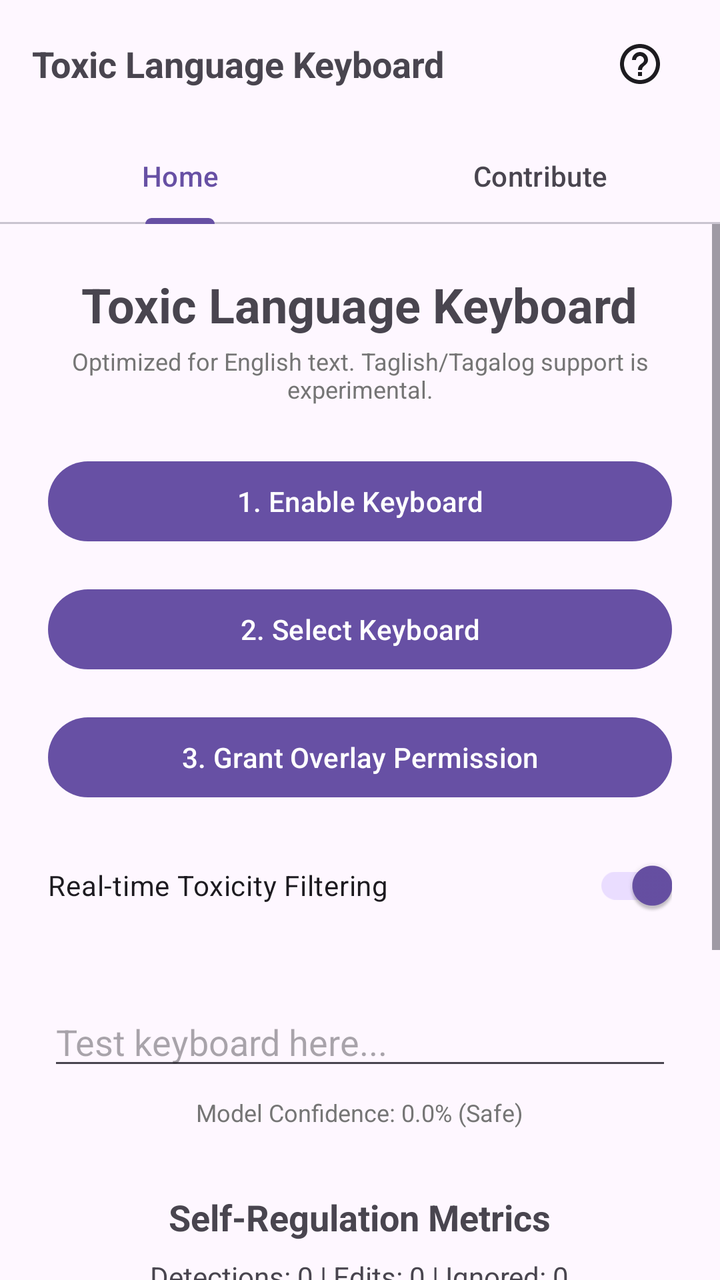
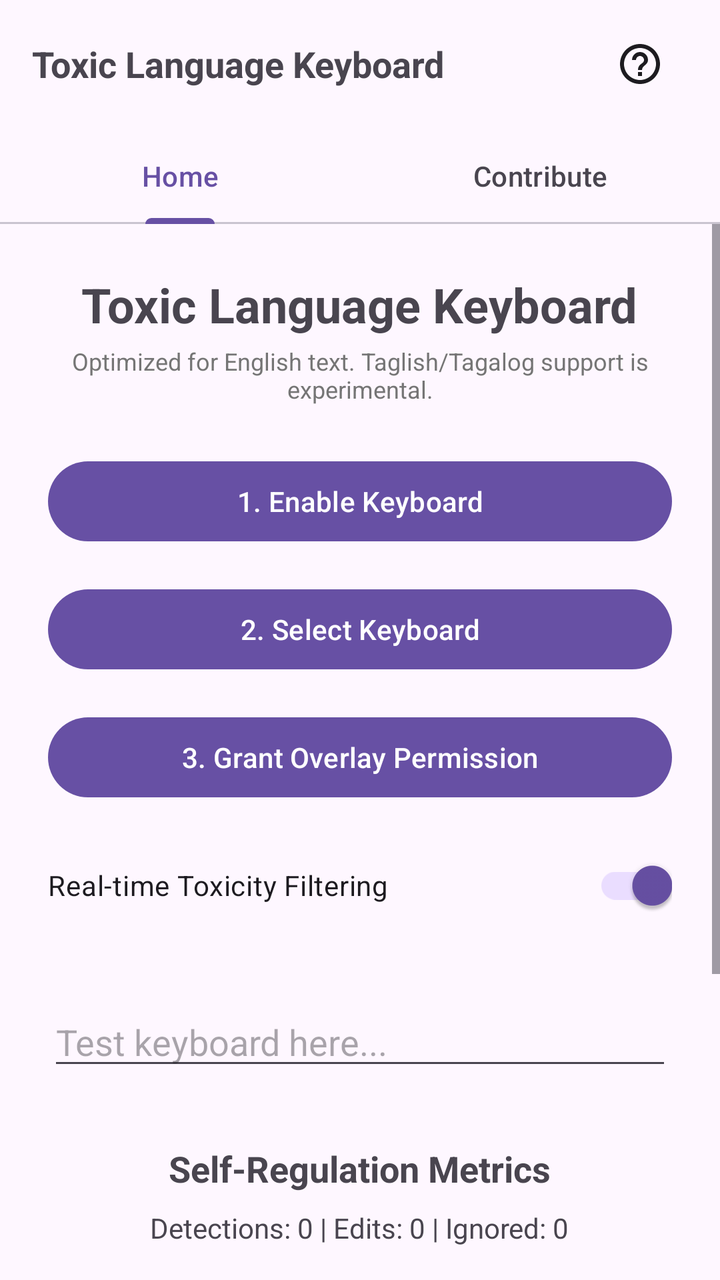

The first picture is an Android layout as it rendered before a commit; the second is the same layout after the commit. The layout source and the unified diff follow.
<!-- AndroidManifest.xml: application theme Theme.ToxicLanguageKeyboard -->
<!-- res/layout/activity_main.xml -->
<?xml version="1.0" encoding="utf-8"?>
<LinearLayout xmlns:android="http://schemas.android.com/apk/res/android"
    xmlns:app="http://schemas.android.com/apk/res-auto"
    android:layout_width="match_parent"
    android:layout_height="match_parent"
    android:orientation="vertical"
    android:fitsSystemWindows="true">

    <RelativeLayout
        android:layout_width="match_parent"
        android:layout_height="wrap_content"
        android:paddingHorizontal="16dp"
        android:paddingVertical="8dp">

        <TextView
            android:layout_width="wrap_content"
            android:layout_height="wrap_content"
            android:layout_centerVertical="true"
            android:layout_toStartOf="@id/btn_help"
            android:layout_alignParentStart="true"
            android:text="@string/app_name"
            android:textSize="18sp"
            android:textStyle="bold"
            android:ellipsize="end"
            android:singleLine="true" />

        <ImageButton
            android:id="@+id/btn_help"
            android:layout_width="48dp"
            android:layout_height="48dp"
            android:layout_alignParentEnd="true"
            android:background="?attr/selectableItemBackgroundBorderless"
            android:contentDescription="@string/content_description_help"
            android:src="@drawable/ic_help"
            app:tint="?attr/colorOnSurface" />
    </RelativeLayout>

    <com.google.android.material.tabs.TabLayout
        android:id="@+id/tab_layout"
        android:layout_width="match_parent"
        android:layout_height="wrap_content"
        app:tabMode="fixed"
        app:tabGravity="fill">
        <com.google.android.material.tabs.TabItem
            android:layout_width="wrap_content"
            android:layout_height="wrap_content"
            android:text="@string/tab_settings" />
        <com.google.android.material.tabs.TabItem
            android:layout_width="wrap_content"
            android:layout_height="wrap_content"
            android:text="@string/tab_contribute" />
    </com.google.android.material.tabs.TabLayout>

    <FrameLayout
        android:layout_width="match_parent"
        android:layout_height="match_parent">

        
        <ScrollView
            android:id="@+id/view_settings"
            android:layout_width="match_parent"
            android:layout_height="match_parent"
            android:visibility="visible">

            <LinearLayout
                android:layout_width="match_parent"
                android:layout_height="wrap_content"
                android:orientation="vertical"
                android:padding="24dp"
                android:gravity="center">

                <TextView
                    android:layout_width="wrap_content"
                    android:layout_height="wrap_content"
                    android:text="@string/app_name"
                    android:textSize="24sp"
                    android:textStyle="bold"
                    android:layout_marginBottom="4dp"/>

                <TextView
                    android:layout_width="wrap_content"
                    android:layout_height="wrap_content"
                    android:text="@string/language_disclaimer"
                    android:textSize="12sp"
                    android:textColor="#757575"
                    android:layout_marginBottom="24dp"
                    android:gravity="center" />

                <Button
                    android:id="@+id/btn_enable_keyboard"
                    android:layout_width="match_parent"
                    android:layout_height="wrap_content"
                    android:text="@string/btn_enable_keyboard"
                    android:layout_marginBottom="16dp"/>

                <Button
                    android:id="@+id/btn_select_keyboard"
                    android:layout_width="match_parent"
                    android:layout_height="wrap_content"
                    android:text="@string/btn_select_keyboard"
                    android:layout_marginBottom="16dp"/>

                <Button
                    android:id="@+id/btn_overlay_permission"
                    android:layout_width="match_parent"
                    android:layout_height="wrap_content"
                    android:text="@string/btn_overlay_permission"
                    android:layout_marginBottom="16dp" />

                <com.google.android.material.switchmaterial.SwitchMaterial
                    android:id="@+id/switch_filtering"
                    android:layout_width="match_parent"
                    android:layout_height="wrap_content"
                    android:text="@string/switch_filtering_label"
                    android:layout_marginBottom="32dp"
                    android:checked="true" />

                <EditText
                    android:id="@+id/et_test"
                    android:layout_width="match_parent"
                    android:layout_height="wrap_content"
                    android:hint="Test keyboard here..."
                    android:inputType="textLongMessage"
                    android:layout_marginBottom="8dp" />

                <TextView
                    android:id="@+id/tv_toxicity_preview"
                    android:layout_width="wrap_content"
                    android:layout_height="wrap_content"
                    android:text="Model Confidence: 0.0% (Safe)"
                    android:textSize="12sp"
                    android:textColor="#757575"
                    android:layout_marginBottom="32dp" />

                <TextView
                    android:layout_width="wrap_content"
                    android:layout_height="wrap_content"
                    android:text="@string/stats_title"
                    android:textSize="18sp"
                    android:textStyle="bold"
                    android:layout_marginBottom="8dp" />

                <TextView
                    android:id="@+id/tv_stats"
                    android:layout_width="wrap_content"
                    android:layout_height="wrap_content"
                    android:text="Detections: 0 | Edits: 0 | Ignored: 0"
                    android:textSize="14sp"
                    android:layout_marginBottom="16dp" />

                <Button
                    android:id="@+id/btn_reset_stats"
                    style="?android:attr/borderlessButtonStyle"
                    android:layout_width="wrap_content"
                    android:layout_height="wrap_content"
                    android:text="@string/btn_reset_metrics"
                    android:textSize="12sp"
                    android:textColor="?attr/colorPrimary" />

                <Button
                    android:id="@+id/btn_export_metrics"
                    style="?android:attr/borderlessButtonStyle"
                    android:layout_width="wrap_content"
                    android:layout_height="wrap_content"
                    android:text="@string/btn_export_metrics"
                    android:textSize="12sp"
                    android:textColor="?attr/colorPrimary" />

                <Button
                    android:id="@+id/btn_clear_dictionary"
                    style="?android:attr/borderlessButtonStyle"
                    android:layout_width="wrap_content"
                    android:layout_height="wrap_content"
                    android:text="@string/btn_clear_dictionary"
                    android:textSize="12sp"
                    android:textColor="?attr/colorPrimary" />

                <Button
                    android:id="@+id/btn_privacy_info"
                    style="?android:attr/borderlessButtonStyle"
                    android:layout_width="wrap_content"
                    android:layout_height="wrap_content"
                    android:text="@string/btn_privacy_info"
                    android:textSize="12sp"
                    android:textColor="?attr/colorPrimary" />

            </LinearLayout>
        </ScrollView>

        <LinearLayout
            android:id="@+id/view_contribute"
            android:layout_width="match_parent"
            android:layout_height="match_parent"
            android:orientation="vertical"
            android:padding="24dp"
            android:gravity="center"
            android:visibility="gone">

            <TextView
                android:layout_width="wrap_content"
                android:layout_height="wrap_content"
                android:text="Help Improve the Model"
                android:textSize="20sp"
                android:textStyle="bold"
                android:layout_marginBottom="16dp" />

            <TextView
                android:id="@+id/tv_feedback_stats"
                android:layout_width="match_parent"
                android:layout_height="wrap_content"
                android:text="New Toxic Words: 0\nFalse Positives: 0"
                android:textSize="16sp"
                android:gravity="center"
                android:layout_marginBottom="16dp" />

            <TextView
                android:layout_width="match_parent"
                android:layout_height="wrap_content"
                android:text="@string/label_queued_contributions"
                android:textSize="14sp"
                android:textStyle="bold"
                android:layout_marginBottom="8dp" />

            <ListView
                android:id="@+id/lv_queued_data"
                android:layout_width="match_parent"
                android:layout_height="0dp"
                android:layout_weight="1"
                android:layout_marginBottom="16dp"
                android:divider="@android:color/darker_gray"
                android:dividerHeight="0.5dp" />

            <Button
                android:id="@+id/btn_upload_feedback"
                android:layout_width="match_parent"
                android:layout_height="wrap_content"
                android:text="@string/btn_upload"
                android:backgroundTint="#2196F3"
                android:textColor="#FFFFFF"
                android:layout_marginBottom="8dp" />

            <TextView
                android:layout_width="match_parent"
                android:layout_height="wrap_content"
                android:layout_marginTop="24dp"
                android:text="By uploading, you help us refine the local filtering model. No personal identifying information is sent."
                android:textSize="12sp"
                android:textColor="#757575"
                android:gravity="center" />

        </LinearLayout>

        <Button
            android:id="@+id/btn_skip_tutorial"
            android:layout_width="wrap_content"
            android:layout_height="wrap_content"
            android:layout_gravity="top|start"
            android:text="@string/btn_skip"
            android:visibility="gone"
            android:elevation="1000dp"
            android:translationZ="1000dp"
            android:stateListAnimator="@null"
            android:backgroundTint="#FFFFFF"
            android:textColor="@color/tutorial_skip_text_color"
            style="@style/Widget.Material3.Button.TonalButton"
            android:clickable="true"
            android:focusable="true" />
    </FrameLayout>
</LinearLayout>
<!-- resources referenced by this layout -->
<resources>
  <color name="tutorial_skip_text_color">#381E72</color>
  <!-- drawable ic_help (drawable) -->
  <vector xmlns:android="http://schemas.android.com/apk/res/android"
      android:width="24dp"
      android:height="24dp"
      android:viewportWidth="24"
      android:viewportHeight="24">
      <path
          android:fillColor="#FF000000"
          android:pathData="M11,18h2v-2h-2v2zM12,2C6.48,2 2,6.48 2,12s4.48,10 10,10 10,-4.48 10,-10S17.52,2 12,2zM12,20c-4.41,0 -8,-3.59 -8,-8s3.59,-8 8,-8 8,3.59 8,8 -3.59,8 -8,8zM12,6c-2.21,0 -4,1.79 -4,4h2c0,-1.1 0.9,-2 2,-2s2,0.9 2,2c0,2 -3,1.75 -3,5h2c0,-2.25 3,-2.5 3,-5 0,-2.21 -1.79,-4 -4,-4z"/>
  </vector>
  <string name="app_name">Toxic Language Keyboard</string>
  <string name="btn_clear_dictionary">Clear Dictionary</string>
  <string name="btn_enable_keyboard">1. Enable Keyboard</string>
  <string name="btn_export_metrics">Export Research Report</string>
  <string name="btn_overlay_permission">3. Grant Overlay Permission</string>
  <string name="btn_privacy_info">Privacy &amp; Research Info</string>
  <string name="btn_reset_metrics">Reset Metrics</string>
  <string name="btn_select_keyboard">2. Select Keyboard</string>
  <string name="btn_skip">Skip</string>
  <string name="btn_upload">Upload Feedback</string>
  <string name="content_description_help">Help</string>
  <string name="label_queued_contributions">Queued Contributions:</string>
  <string name="language_disclaimer">Optimized for English text. Taglish/Tagalog support is experimental.</string>
  <string name="stats_title">Self-Regulation Metrics</string>
  <string name="switch_filtering_label">Real-time Toxicity Filtering</string>
  <string name="tab_contribute">Contribute</string>
  <string name="tab_settings">Home</string>
  <style name="Theme.ToxicLanguageKeyboard" parent="Base.Theme.ToxicLanguageKeyboard" />
  <style name="Base.Theme.ToxicLanguageKeyboard" parent="Theme.Material3.DayNight.NoActionBar">
          
          
      </style>
</resources>

<!-- the commit's change to res/layout/activity_main.xml (unified diff, before → after) -->
@@ -121,15 +121,6 @@
                     android:layout_height="wrap_content"
                     android:hint="Test keyboard here..."
                     android:inputType="textLongMessage"
-                    android:layout_marginBottom="8dp" />
-
-                <TextView
-                    android:id="@+id/tv_toxicity_preview"
-                    android:layout_width="wrap_content"
-                    android:layout_height="wrap_content"
-                    android:text="Model Confidence: 0.0% (Safe)"
-                    android:textSize="12sp"
-                    android:textColor="#757575"
                     android:layout_marginBottom="32dp" />
 
                 <TextView
<!-- resource entries referenced after the edit -->
@@ -14,7 +14,7 @@
   <string name="app_name">Toxic Language Keyboard</string>
   <string name="btn_clear_dictionary">Clear Dictionary</string>
   <string name="btn_enable_keyboard">1. Enable Keyboard</string>
-  <string name="btn_export_metrics">Export Research Report</string>
+  <string name="btn_export_metrics">upload Research Report</string>
   <string name="btn_overlay_permission">3. Grant Overlay Permission</string>
   <string name="btn_privacy_info">Privacy &amp; Research Info</string>
   <string name="btn_reset_metrics">Reset Metrics</string>
